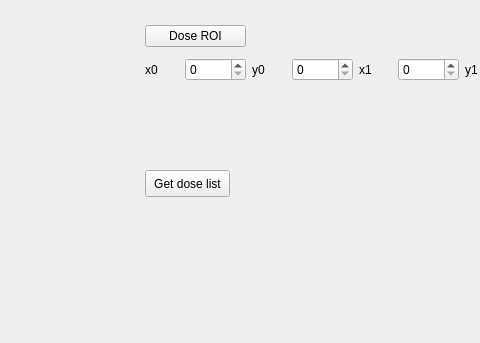
This is imagingtool/findskiplistdialog.ui in neutronimaging/imagingsuite as Qt 5 draws it before an edit; both pictures show x 135 to 615 and y 0 to 343 of the 780 by 536 pixel window. The edited form follows.
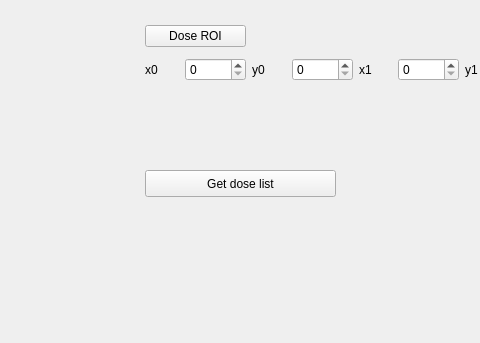
This is the edited form. Custom widgets are drawn as their Qt base class.

```diff
--- a/imagingtool/findskiplistdialog.ui
+++ b/imagingtool/findskiplistdialog.ui
@@ -226,10 +226,22 @@
     <rect>
      <x>280</x>
      <y>170</y>
-     <width>85</width>
+     <width>191</width>
      <height>27</height>
     </rect>
    </property>
+   <property name="minimumSize">
+    <size>
+     <width>150</width>
+     <height>0</height>
+    </size>
+   </property>
+   <property name="baseSize">
+    <size>
+     <width>0</width>
+     <height>0</height>
+    </size>
+   </property>
    <property name="text">
     <string>Get dose list</string>
    </property>
```
